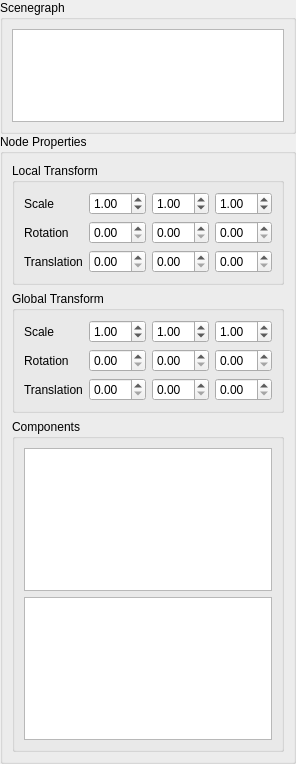
AeonGames/AeonEngine, file tools/worldeditor/ui/SceneWindow.ui: the form before one commit.
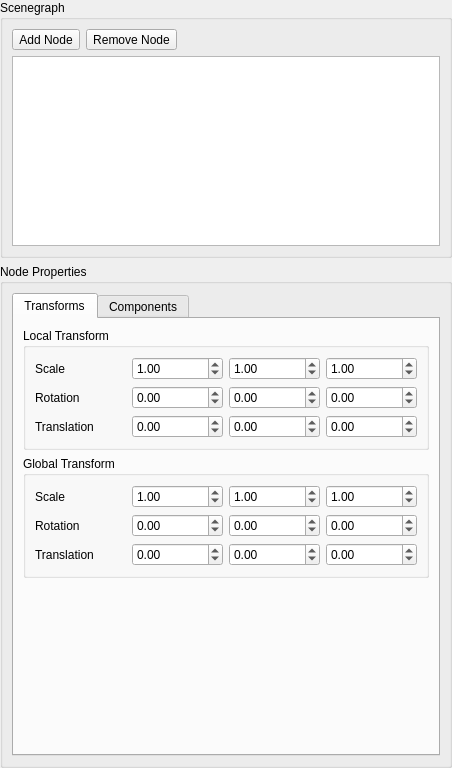
The form after the commit. The open tabs and pages were chosen to show the change. Icons and pictures are not drawn.

Commit message: Adjusting Qt UI on Linux.

Diff of the .ui file:
```diff
--- a/tools/worldeditor/ui/SceneWindow.ui
+++ b/tools/worldeditor/ui/SceneWindow.ui
@@ -6,14 +6,18 @@
    <rect>
     <x>0</x>
     <y>0</y>
-    <width>270</width>
-    <height>764</height>
+    <width>452</width>
+    <height>768</height>
    </rect>
   </property>
   <property name="windowTitle">
    <string>Scene</string>
   </property>
-  <layout class="QHBoxLayout" name="horizontalLayout">
+  <property name="windowIcon">
+   <iconset resource="../worldeditor_static.qrc">
+    <normaloff>:/icons/icon_app</normaloff>:/icons/icon_app</iconset>
+  </property>
+  <layout class="QVBoxLayout" name="sceneLayout">
    <property name="spacing">
     <number>0</number>
    </property>
@@ -40,35 +44,77 @@
      <property name="orientation">
       <enum>Qt::Horizontal</enum>
      </property>
-     <widget class="QWidget" name="nodesWidget" native="true">
-      <layout class="QVBoxLayout" name="verticalLayout_2">
-       <property name="spacing">
-        <number>0</number>
-       </property>
-       <property name="leftMargin">
-        <number>0</number>
-       </property>
-       <property name="topMargin">
-        <number>0</number>
-       </property>
-       <property name="rightMargin">
-        <number>0</number>
-       </property>
-       <property name="bottomMargin">
-        <number>0</number>
-       </property>
+     <widget class="QWidget" name="scenegraphWidget" native="true">
+      <layout class="QVBoxLayout" name="sceneWidgetLayout">
        <item>
         <widget class="QGroupBox" name="sceneGroupBox">
          <property name="baseSize">
           <size>
-           <width>20</width>
-           <height>0</height>
+           <width>1</width>
+           <height>1</height>
           </size>
          </property>
          <property name="title">
           <string>Scenegraph</string>
          </property>
          <layout class="QVBoxLayout" name="verticalLayout">
+          <item>
+           <layout class="QHBoxLayout" name="sceneGroupLayout">
+            <item>
+             <widget class="QToolButton" name="addNodeToolButton">
+              <property name="toolTip">
+               <string>Add Node</string>
+              </property>
+              <property name="text">
+               <string>Add Node</string>
+              </property>
+              <property name="icon">
+               <iconset resource="../worldeditor_static.qrc">
+                <normaloff>:/icons/icon_add</normaloff>:/icons/icon_add</iconset>
+              </property>
+              <property name="iconSize">
+               <size>
+                <width>32</width>
+                <height>32</height>
+               </size>
+              </property>
+             </widget>
+            </item>
+            <item>
+             <widget class="QToolButton" name="removeNodeToolButton">
+              <property name="toolTip">
+               <string>Remove Node</string>
+              </property>
+              <property name="text">
+               <string>Remove Node</string>
+              </property>
+              <property name="icon">
+               <iconset resource="../worldeditor_static.qrc">
+                <normaloff>:/icons/icon_subtract</normaloff>:/icons/icon_subtract</iconset>
+              </property>
+              <property name="iconSize">
+               <size>
+                <width>32</width>
+                <height>32</height>
+               </size>
+              </property>
+             </widget>
+            </item>
+            <item>
+             <spacer name="horizontalSpacer_2">
+              <property name="orientation">
+               <enum>Qt::Horizontal</enum>
+              </property>
+              <property name="sizeHint" stdset="0">
+               <size>
+                <width>40</width>
+                <height>20</height>
+               </size>
+              </property>
+             </spacer>
+            </item>
+           </layout>
+          </item>
           <item>
            <widget class="QTreeView" name="sceneTreeView">
             <property name="contextMenuPolicy">
@@ -105,87 +151,187 @@
        </item>
        <item>
         <widget class="QGroupBox" name="propertyGroupBox">
+         <property name="sizePolicy">
+          <sizepolicy hsizetype="Expanding" vsizetype="Expanding">
+           <horstretch>0</horstretch>
+           <verstretch>0</verstretch>
+          </sizepolicy>
+         </property>
          <property name="title">
           <string>Node Properties</string>
          </property>
          <layout class="QVBoxLayout" name="nodePropertiesLayout">
           <item>
+           <widget class="QTabWidget" name="tabWidget">
+            <property name="sizePolicy">
+             <sizepolicy hsizetype="Expanding" vsizetype="Expanding">
+              <horstretch>0</horstretch>
+              <verstretch>0</verstretch>
+             </sizepolicy>
+            </property>
+            <property name="currentIndex">
+             <number>1</number>
+            </property>
+            <widget class="QWidget" name="transformsTab">
+             <attribute name="title">
+              <string>Transforms</string>
+             </attribute>
+             <layout class="QVBoxLayout" name="verticalLayout_5">
+              <item>
            <widget class="QGroupBox" name="localTransformGroupBox">
+                <property name="sizePolicy">
+                 <sizepolicy hsizetype="Expanding" vsizetype="Fixed">
+                  <horstretch>0</horstretch>
+                  <verstretch>0</verstretch>
+                 </sizepolicy>
+                </property>
             <property name="title">
              <string>Local Transform</string>
             </property>
             <layout class="QGridLayout" name="localGridLayout">
-             <item row="0" column="2">
-              <widget class="QDoubleSpinBox" name="localScaleY">
-               <property name="value">
-                <double>1.000000000000000</double>
+                 <item row="1" column="2">
+                  <widget class="QDoubleSpinBox" name="localRotationRoll">
+                   <property name="minimum">
+                    <double>-360.000000000000000</double>
+                   </property>
+                   <property name="maximum">
+                    <double>360.000000000000000</double>
                </property>
               </widget>
              </item>
-             <item row="1" column="0">
-              <widget class="QLabel" name="localRotationLabel">
+                 <item row="2" column="0">
+                  <widget class="QLabel" name="localTranslationLabel">
                <property name="text">
-                <string>Rotation</string>
+                    <string>Translation</string>
+                   </property>
+                  </widget>
+                 </item>
+                 <item row="2" column="1">
+                  <widget class="QDoubleSpinBox" name="localTranslationX">
+                   <property name="minimum">
+                    <double>-9999.000000000000000</double>
+                   </property>
+                   <property name="maximum">
+                    <double>9999.000000000000000</double>
+                   </property>
+                  </widget>
+                 </item>
+                 <item row="1" column="3">
+                  <widget class="QDoubleSpinBox" name="localRotationYaw">
+                   <property name="minimum">
+                    <double>-360.000000000000000</double>
+                   </property>
+                   <property name="maximum">
+                    <double>360.000000000000000</double>
+                   </property>
+                  </widget>
+                 </item>
+                 <item row="2" column="2">
+                  <widget class="QDoubleSpinBox" name="localTranslationY">
+                   <property name="minimum">
+                    <double>-9999.000000000000000</double>
+                   </property>
+                   <property name="maximum">
+                    <double>9999.000000000000000</double>
                </property>
               </widget>
              </item>
              <item row="0" column="3">
               <widget class="QDoubleSpinBox" name="localScaleZ">
+                   <property name="minimum">
+                    <double>-9999.000000000000000</double>
+                   </property>
+                   <property name="maximum">
+                    <double>9999.000000000000000</double>
+                   </property>
                <property name="value">
                 <double>1.000000000000000</double>
                </property>
               </widget>
              </item>
-             <item row="1" column="3">
-              <widget class="QDoubleSpinBox" name="localRotationYaw"/>
-             </item>
-             <item row="1" column="2">
-              <widget class="QDoubleSpinBox" name="localRotationRoll"/>
-             </item>
-             <item row="1" column="1">
-              <widget class="QDoubleSpinBox" name="localRotationPitch"/>
-             </item>
-             <item row="0" column="0">
-              <widget class="QLabel" name="localScaleLabel">
+                 <item row="1" column="0">
+                  <widget class="QLabel" name="localRotationLabel">
                <property name="text">
-                <string>Scale</string>
+                    <string>Rotation</string>
+                   </property>
+                  </widget>
+                 </item>
+                 <item row="0" column="2">
+                  <widget class="QDoubleSpinBox" name="localScaleY">
+                   <property name="minimum">
+                    <double>-9999.000000000000000</double>
+                   </property>
+                   <property name="maximum">
+                    <double>9999.000000000000000</double>
+                   </property>
+                   <property name="value">
+                    <double>1.000000000000000</double>
+                   </property>
+                  </widget>
+                 </item>
+                 <item row="1" column="1">
+                  <widget class="QDoubleSpinBox" name="localRotationPitch">
+                   <property name="minimum">
+                    <double>-360.000000000000000</double>
+                   </property>
+                   <property name="maximum">
+                    <double>360.000000000000000</double>
+                   </property>
+                  </widget>
+                 </item>
+                 <item row="2" column="3">
+                  <widget class="QDoubleSpinBox" name="localTranslationZ">
+                   <property name="minimum">
+                    <double>-9999.000000000000000</double>
+                   </property>
+                   <property name="maximum">
+                    <double>9999.000000000000000</double>
                </property>
               </widget>
              </item>
              <item row="0" column="1">
               <widget class="QDoubleSpinBox" name="localScaleX">
+                   <property name="minimum">
+                    <double>-9999.000000000000000</double>
+                   </property>
+                   <property name="maximum">
+                    <double>9999.000000000000000</double>
+                   </property>
                <property name="value">
                 <double>1.000000000000000</double>
                </property>
               </widget>
              </item>
-             <item row="2" column="0">
-              <widget class="QLabel" name="localTranslationLabel">
+                 <item row="0" column="0">
+                  <widget class="QLabel" name="localScaleLabel">
                <property name="text">
-                <string>Translation</string>
+                    <string>Scale</string>
                </property>
               </widget>
              </item>
-             <item row="2" column="1">
-              <widget class="QDoubleSpinBox" name="localTranslationX"/>
-             </item>
-             <item row="2" column="2">
-              <widget class="QDoubleSpinBox" name="localTranslationY"/>
-             </item>
-             <item row="2" column="3">
-              <widget class="QDoubleSpinBox" name="localTranslationZ"/>
-             </item>
             </layout>
            </widget>
           </item>
           <item>
            <widget class="QGroupBox" name="globalTransformGroupBox">
+                <property name="sizePolicy">
+                 <sizepolicy hsizetype="Expanding" vsizetype="Fixed">
+                  <horstretch>0</horstretch>
+                  <verstretch>0</verstretch>
+                 </sizepolicy>
+                </property>
             <property name="title">
              <string>Global Transform</string>
             </property>
             <layout class="QGridLayout" name="globalGridLayout">
              <item row="0" column="2">
               <widget class="QDoubleSpinBox" name="globalScaleY">
+                   <property name="minimum">
+                    <double>-9999.000000000000000</double>
+                   </property>
+                   <property name="maximum">
+                    <double>9999.000000000000000</double>
+                   </property>
                <property name="value">
                 <double>1.000000000000000</double>
                </property>
@@ -200,19 +346,46 @@
              </item>
              <item row="0" column="3">
               <widget class="QDoubleSpinBox" name="globalScaleZ">
+                   <property name="minimum">
+                    <double>-9999.000000000000000</double>
+                   </property>
+                   <property name="maximum">
+                    <double>9999.000000000000000</double>
+                   </property>
                <property name="value">
                 <double>1.000000000000000</double>
                </property>
               </widget>
              </item>
              <item row="1" column="3">
-              <widget class="QDoubleSpinBox" name="globalRotationYaw"/>
+                  <widget class="QDoubleSpinBox" name="globalRotationYaw">
+                   <property name="minimum">
+                    <double>-360.000000000000000</double>
+                   </property>
+                   <property name="maximum">
+                    <double>360.000000000000000</double>
+                   </property>
+                  </widget>
              </item>
              <item row="1" column="2">
-              <widget class="QDoubleSpinBox" name="globalRotationRoll"/>
+                  <widget class="QDoubleSpinBox" name="globalRotationRoll">
+                   <property name="minimum">
+                    <double>-360.000000000000000</double>
+                   </property>
+                   <property name="maximum">
+                    <double>360.000000000000000</double>
+                   </property>
+                  </widget>
              </item>
              <item row="1" column="1">
-              <widget class="QDoubleSpinBox" name="globalRotationPitch"/>
+                  <widget class="QDoubleSpinBox" name="globalRotationPitch">
+                   <property name="minimum">
+                    <double>-360.000000000000000</double>
+                   </property>
+                   <property name="maximum">
+                    <double>360.000000000000000</double>
+                   </property>
+                  </widget>
              </item>
              <item row="0" column="0">
               <widget class="QLabel" name="globalScaleLabel">
@@ -223,6 +396,12 @@
              </item>
              <item row="0" column="1">
               <widget class="QDoubleSpinBox" name="globalScaleX">
+                   <property name="minimum">
+                    <double>-9999.000000000000000</double>
+                   </property>
+                   <property name="maximum">
+                    <double>9999.000000000000000</double>
+                   </property>
                <property name="value">
                 <double>1.000000000000000</double>
                </property>
@@ -236,23 +415,118 @@
               </widget>
              </item>
              <item row="2" column="1">
-              <widget class="QDoubleSpinBox" name="globalTranslationX"/>
+                  <widget class="QDoubleSpinBox" name="globalTranslationX">
+                   <property name="minimum">
+                    <double>-9999.000000000000000</double>
+                   </property>
+                   <property name="maximum">
+                    <double>9999.000000000000000</double>
+                   </property>
+                  </widget>
              </item>
              <item row="2" column="2">
-              <widget class="QDoubleSpinBox" name="globalTranslationY"/>
+                  <widget class="QDoubleSpinBox" name="globalTranslationY">
+                   <property name="minimum">
+                    <double>-9999.000000000000000</double>
+                   </property>
+                   <property name="maximum">
+                    <double>9999.000000000000000</double>
+                   </property>
+                  </widget>
              </item>
              <item row="2" column="3">
-              <widget class="QDoubleSpinBox" name="globalTranslationZ"/>
+                  <widget class="QDoubleSpinBox" name="globalTranslationZ">
+                   <property name="minimum">
+                    <double>-9999.000000000000000</double>
+                   </property>
+                   <property name="maximum">
+                    <double>9999.000000000000000</double>
+                   </property>
+                  </widget>
              </item>
             </layout>
            </widget>
           </item>
           <item>
-           <widget class="QGroupBox" name="componentGroupBox">
-            <property name="title">
+               <spacer name="verticalSpacer">
+                <property name="orientation">
+                 <enum>Qt::Vertical</enum>
+                </property>
+                <property name="sizeType">
+                 <enum>QSizePolicy::Expanding</enum>
+                </property>
+                <property name="sizeHint" stdset="0">
+                 <size>
+                  <width>20</width>
+                  <height>40</height>
+                 </size>
+                </property>
+               </spacer>
+              </item>
+             </layout>
+            </widget>
+            <widget class="QWidget" name="componentsTab">
+             <attribute name="title">
              <string>Components</string>
-            </property>
+             </attribute>
             <layout class="QVBoxLayout" name="verticalLayout_3">
+              <item>
+               <layout class="QHBoxLayout" name="horizontalLayout">
+                <item>
+                 <widget class="QToolButton" name="addComponentToolButton">
+                  <property name="toolTip">
+                   <string>Add Component</string>
+                  </property>
+                  <property name="text">
+                   <string>Add Component</string>
+                  </property>
+                  <property name="icon">
+                   <iconset resource="../worldeditor_static.qrc">
+                    <normaloff>:/icons/icon_add</normaloff>:/icons/icon_add</iconset>
+                  </property>
+                  <property name="iconSize">
+                   <size>
+                    <width>32</width>
+                    <height>32</height>
+                   </size>
+                  </property>
+                 </widget>
+                </item>
+                <item>
+                 <widget class="QToolButton" name="removeComponentToolButton">
+                  <property name="toolTip">
+                   <string>Remove Component</string>
+                  </property>
+                  <property name="text">
+                   <string>Remove Component</string>
+                  </property>
+                  <property name="icon">
+                   <iconset resource="../worldeditor_static.qrc">
+                    <normaloff>:/icons/icon_subtract</normaloff>:/icons/icon_subtract</iconset>
+                  </property>
+                  <property name="iconSize">
+                   <size>
+                    <width>32</width>
+                    <height>32</height>
+                   </size>
+                  </property>
+                 </widget>
+                </item>
+                <item>
+                 <spacer name="horizontalSpacer">
+                  <property name="orientation">
+                   <enum>Qt::Horizontal</enum>
+                  </property>
+                  <property name="sizeHint" stdset="0">
+                   <size>
+                    <width>40</width>
+                    <height>20</height>
+                   </size>
+                  </property>
+                 </spacer>
+                </item>
+               </layout>
+              </item>
              <item>
               <widget class="QListView" name="nodeListView">
                <property name="contextMenuPolicy">
@@ -278,11 +552,14 @@
              </item>
             </layout>
            </widget>
+           </widget>
           </item>
          </layout>
         </widget>
        </item>
       </layout>
+      <zorder>propertyGroupBox</zorder>
+      <zorder>sceneGroupBox</zorder>
      </widget>
     </widget>
    </item>
```
Left out of the diff: 89 changed lines with no effect on the pictures. Lines whose indentation alone changed are shown as unchanged. The commit also changes 5 other files.
